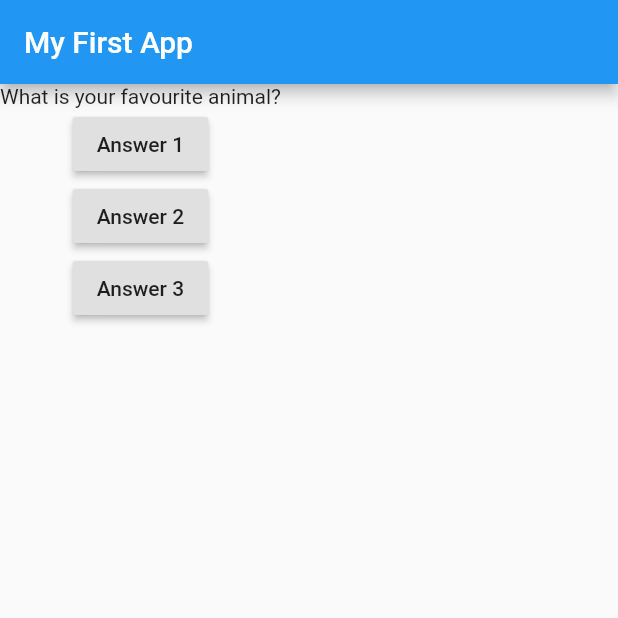
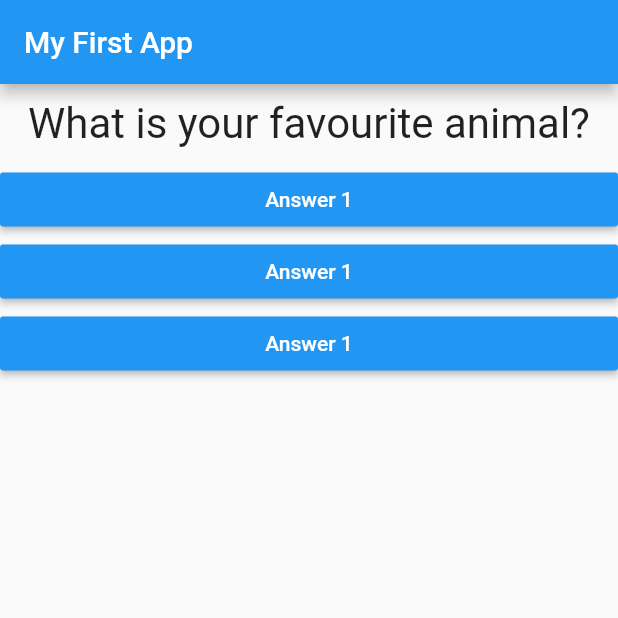
Before and after one commit to khan9920/UDEMY-MAX-Quiz-App, a Flutter app: the screen it shows after launch, after a tap on "Answer 1", on a phone screen of 412 x 824 dp, the top half of it. Run offline on Flutter 3.47's test engine with Material 2 defaults, Android fonts, the phone set to English and light mode, and no system bars.

Commit message:
Answer buttons are now seperated as a widget

```diff
--- /dev/null
+++ b/lib/answer.dart
@@ -0,0 +1,20 @@
+import 'package:flutter/material.dart';
+
+class Answer extends StatelessWidget {
+  final Function selectHandler;
+
+  Answer(this.selectHandler);
+
+  @override
+  Widget build(BuildContext context) {
+    return Container(
+      width: double.infinity,
+      child: RaisedButton(
+        child: Text('Answer 1'),
+        textColor: Colors.white,
+        color: Colors.blue,
+        onPressed: selectHandler,
+      ),
+    );
+  }
+}
--- a/lib/main.dart
+++ b/lib/main.dart
@@ -1,20 +1,23 @@
 import 'package:flutter/material.dart';
+
+import './question.dart';
+import './answer.dart';
 
 void main() => runApp(MyApp());
 
 class MyApp extends StatefulWidget {
   @override
   State<StatefulWidget> createState() {
-    return MyAppState();
+    return _MyAppState();
   }
 }
 
-class MyAppState extends State<MyApp> {
-  var questionIndex = 0;
+class _MyAppState extends State<MyApp> {
+  var _questionIndex = 0;
 
-  void answerQuestion() {
+  void _answerQuestion() {
     setState(() {
-      questionIndex = questionIndex + 1;
+      _questionIndex = _questionIndex + 1;
     });
   }
 
@@ -32,19 +35,10 @@ class MyAppState extends State<MyApp> {
           ),
           body: Column(
             children: [
-              Text(questions[questionIndex]),
-              RaisedButton(
-                child: Text('Answer 1'),
-                onPressed: answerQuestion,
-              ),
-              RaisedButton(
-                child: Text('Answer 2'),
-                onPressed: answerQuestion,
-              ),
-              RaisedButton(
-                child: Text('Answer 3'),
-                onPressed: answerQuestion,
-              )
+              Question(questions[_questionIndex]),
+              Answer(_answerQuestion),
+              Answer(_answerQuestion),
+              Answer(_answerQuestion),
             ],
           )),
     );
--- /dev/null
+++ b/lib/question.dart
@@ -0,0 +1,20 @@
+import 'package:flutter/material.dart';
+
+class Question extends StatelessWidget {
+  final String questionText;
+
+  Question(this.questionText);
+
+  @override
+  Widget build(BuildContext context) {
+    return Container(
+      width: double.infinity,
+      margin: EdgeInsets.all(10),
+      child: Text(
+        questionText,
+        style: TextStyle(fontSize: 28),
+        textAlign: TextAlign.center,
+      ),
+    );
+  }
+}
```
